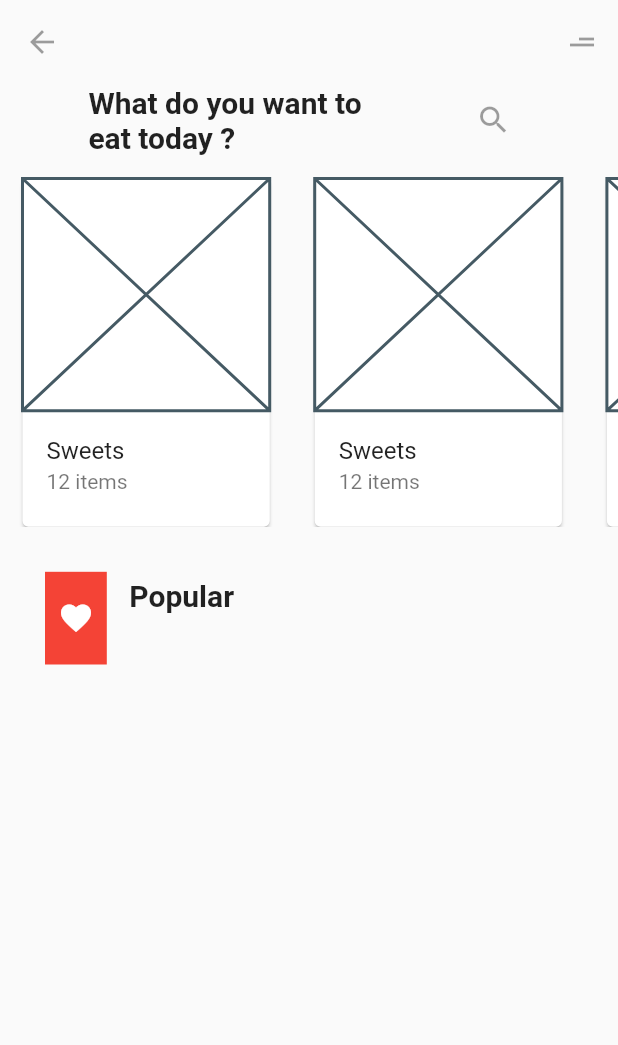
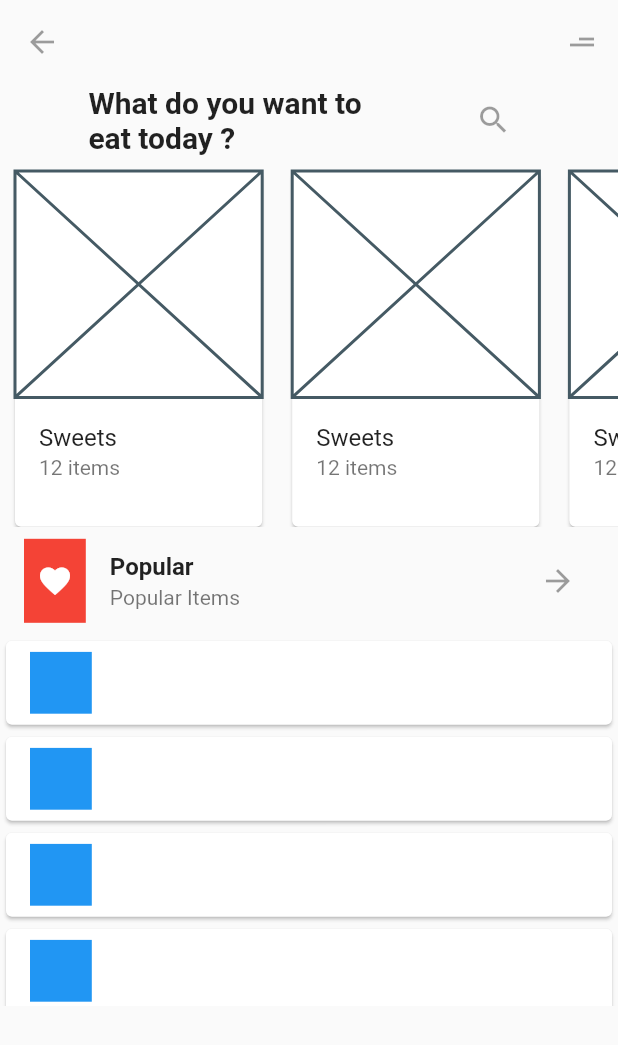
Before and after one commit to Furknn/FurkanSevgili-FlutterFoodApp, a Flutter app: the screen it shows after launch, on a phone screen of 412 x 824 dp. Shown: the top 1045 px of the screen. Run offline on Flutter 3.47's test engine with Material 2 defaults, Android fonts, the phone set to English and light mode, and no system bars.

Commit message:
added list view to bottom

```diff
--- a/lib/foodmainpage.dart
+++ b/lib/foodmainpage.dart
@@ -21,13 +21,34 @@ class FoodViewMainState extends State<FoodViewMain> {
     );
   }
 
-  Column bottomColumn() => Column(children: [row3Builder()]);
+  Column bottomColumn() =>
+      Column(children: [row3Builder(), bottomListBuilder()]);
 
-  Row row3Builder() => Row(
-        children: [
-          Container(
-            margin: EdgeInsets.fromLTRB(30, 30, 0, 0),
-            height: MediaQuery.of(context).size.height * 0.075,
+  SizedBox bottomListBuilder() {
+    return SizedBox(
+      height: MediaQuery.of(context).size.height * 0.3,
+      child: ListView.builder(
+        itemCount: 20,
+        itemBuilder: (BuildContext context, int index) {
+          return Card(
+            child: ListTile(
+              isThreeLine: false,
+              leading: Container(
+                height: MediaQuery.of(context).size.height * 0.05,
+                width: MediaQuery.of(context).size.width * 0.1,
+                color: Colors.blue,
+              ),
+            ),
+          );
+        },
+      ),
+    );
+  }
+
+  Container row3Builder() => Container(
+          child: ListTile(
+        leading: Container(
+          height: MediaQuery.of(context).size.height * 0.1,
           width: MediaQuery.of(context).size.width * 0.1,
           color: Colors.red,
           child: Icon(
@@ -35,30 +56,32 @@ class FoodViewMainState extends State<FoodViewMain> {
             color: Colors.white,
           ),
         ),
-          Container(
-              margin: EdgeInsets.symmetric(horizontal: 15),
-              child: Text(
+        title: Text(
           "Popular",
-                style: TextStyle(fontSize: 20, fontWeight: FontWeight.bold),
-              ))
-        ],
-      );
+          style: TextStyle(fontWeight: FontWeight.bold),
+        ),
+        subtitle: Text("Popular Items"),
+        trailing: IconButton(
+          icon: Icon(Icons.arrow_forward),
+          onPressed: null,
+        ),
+      ));
 
   SizedBox row2Builder() => SizedBox(
         height: MediaQuery.of(context).size.height * 0.3,
         child: ListView.builder(
-          itemCount: 100,
+          itemCount: 20,
           scrollDirection: Axis.horizontal,
           itemBuilder: (BuildContext context, int index) {
             return Card(
-                margin: EdgeInsets.fromLTRB(15, 15, 15, 0),
+                margin: EdgeInsets.fromLTRB(10, 10, 10, 0),
                 child: Container(
                   width: MediaQuery.of(context).size.width * 0.4,
                   child: Column(
                     children: [
-                      Expanded(flex: 2, child: Placeholder()),
+                      Expanded(flex: 7, child: Placeholder()),
                       Expanded(
-                          flex: 1,
+                          flex: 4,
                           child: ListTile(
                               title: Text("Sweets"),
                               subtitle: Text("12 items")))
```
Lines whose indentation alone changed are shown as unchanged.
